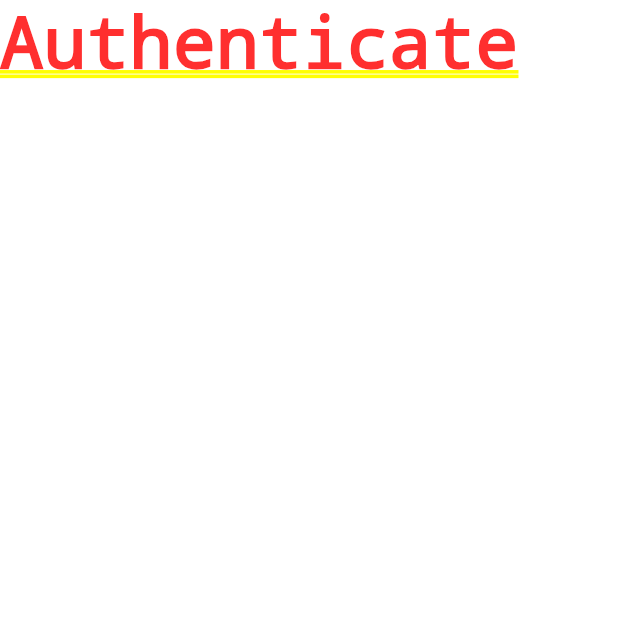
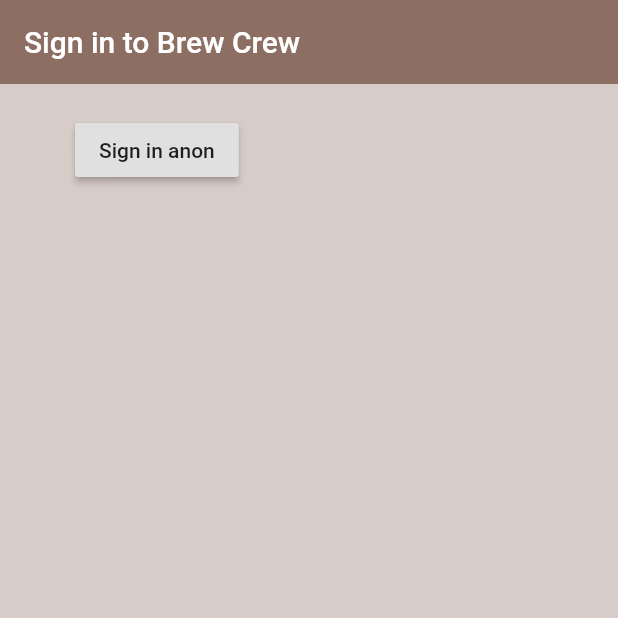
Before and after one commit to senaybee/net_ninja_brew, a Flutter app: the screen it shows after launch, on a phone screen of 412 x 824 dp, the top half of it. Run offline on Flutter 3.47's test engine with Material 2 defaults, Android fonts, the phone set to English and light mode, and no system bars; our stand-ins replace cloud_firestore, firebase_auth; accounts and stored records are empty.

Commit message:
Implement anon user sign in

```diff
--- a/lib/screens/authenticate/authenticate.dart
+++ b/lib/screens/authenticate/authenticate.dart
@@ -1,4 +1,5 @@
 import 'package:flutter/material.dart';
+import 'package:net_ninja_brew/screens/authenticate/sign_in.dart';
 
 class Authenticate extends StatefulWidget {
   @override
@@ -9,7 +10,7 @@
   @override
   Widget build(BuildContext context) {
     return Container(
-      child: Text('Authenticate'),
+      child: SignIn(),
     );
   }
 }
--- /dev/null
+++ b/lib/screens/authenticate/sign_in.dart
@@ -0,0 +1,34 @@
+import 'package:flutter/material.dart';
+import 'package:net_ninja_brew/services/auth.dart';
+
+class SignIn extends StatefulWidget {
+  @override
+  _SignInState createState() => _SignInState();
+}
+
+class _SignInState extends State<SignIn> {
+  final AuthService _authService = AuthService();
+  @override
+  Widget build(BuildContext context) {
+    return Scaffold(
+        backgroundColor: Colors.brown[100],
+        appBar: AppBar(
+            backgroundColor: Colors.brown[400],
+            elevation: 0.0,
+            title: Text('Sign in to Brew Crew')),
+        body: Container(
+            padding: EdgeInsets.symmetric(vertical: 20.0, horizontal: 50),
+            child: RaisedButton(
+              child: Text('Sign in anon'),
+              onPressed: () async {
+                dynamic result = await _authService.signInAnon();
+                if (result == null) {
+                  print('Error signing in');
+                } else {
+                  print('User has signed in');
+                  print(result);
+                }
+              },
+            )));
+  }
+}
```
